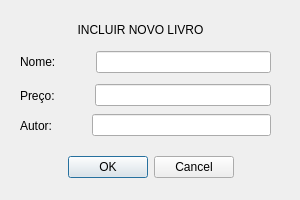
Above: incluirlivro.ui from ErikaFernanda/Loja before the change. Below: the same form after it.
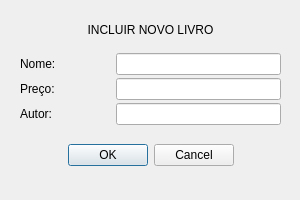
That is the form after the change.

The edit to the form file:
```diff
--- a/incluirlivro.ui
+++ b/incluirlivro.ui
@@ -20,7 +20,7 @@
    <property name="geometry">
     <rect>
      <x>0</x>
-     <y>152</y>
+     <y>140</y>
      <width>301</width>
      <height>30</height>
     </rect>
@@ -38,30 +38,39 @@
     <bool>true</bool>
    </property>
   </widget>
-  <widget class="QWidget" name="horizontalLayoutWidget">
+  <widget class="QLabel" name="label_7">
+   <property name="geometry">
+    <rect>
+     <x>10</x>
+     <y>20</y>
+     <width>281</width>
+     <height>20</height>
+    </rect>
+   </property>
+   <property name="text">
+    <string>INCLUIR NOVO LIVRO</string>
+   </property>
+   <property name="alignment">
+    <set>Qt::AlignCenter</set>
+   </property>
+  </widget>
+  <widget class="QWidget" name="gridLayoutWidget">
    <property name="geometry">
     <rect>
      <x>20</x>
      <y>50</y>
-     <width>251</width>
-     <height>24</height>
+     <width>261</width>
+     <height>80</height>
     </rect>
    </property>
-   <layout class="QHBoxLayout" name="horizontalLayout">
-    <property name="spacing">
-     <number>40</number>
+   <layout class="QGridLayout" name="gridLayout">
+    <property name="horizontalSpacing">
+     <number>60</number>
     </property>
-    <item>
-     <widget class="QLabel" name="label_livro_name">
-      <property name="enabled">
-       <bool>true</bool>
-      </property>
-      <property name="text">
-       <string>Nome:</string>
-      </property>
-     </widget>
-    </item>
-    <item>
+    <property name="verticalSpacing">
+     <number>0</number>
+    </property>
+    <item row="0" column="1">
      <widget class="QLineEdit" name="input_livro_name">
       <property name="layoutDirection">
        <enum>Qt::LeftToRight</enum>
@@ -71,22 +80,17 @@
       </property>
      </widget>
     </item>
-   </layout>
-  </widget>
-  <widget class="QWidget" name="horizontalLayoutWidget_2">
-   <property name="geometry">
-    <rect>
-     <x>20</x>
-     <y>80</y>
-     <width>251</width>
-     <height>31</height>
-    </rect>
-   </property>
-   <layout class="QHBoxLayout" name="horizontalLayout_2">
-    <property name="spacing">
-     <number>40</number>
-    </property>
-    <item>
+    <item row="1" column="1">
+     <widget class="QLineEdit" name="input_livro_preco">
+      <property name="layoutDirection">
+       <enum>Qt::LeftToRight</enum>
+      </property>
+      <property name="alignment">
+       <set>Qt::AlignLeading|Qt::AlignLeft|Qt::AlignVCenter</set>
+      </property>
+     </widget>
+    </item>
+    <item row="1" column="0">
      <widget class="QLabel" name="label_livro_preco">
       <property name="enabled">
        <bool>true</bool>
@@ -96,32 +100,17 @@
       </property>
      </widget>
     </item>
-    <item>
-     <widget class="QLineEdit" name="input_livro_preco">
-      <property name="layoutDirection">
-       <enum>Qt::LeftToRight</enum>
+    <item row="0" column="0">
+     <widget class="QLabel" name="label_livro_name">
+      <property name="enabled">
+       <bool>true</bool>
       </property>
-      <property name="alignment">
-       <set>Qt::AlignLeading|Qt::AlignLeft|Qt::AlignVCenter</set>
+      <property name="text">
+       <string>Nome:</string>
       </property>
      </widget>
     </item>
-   </layout>
-  </widget>
-  <widget class="QWidget" name="horizontalLayoutWidget_3">
-   <property name="geometry">
-    <rect>
-     <x>20</x>
-     <y>110</y>
-     <width>251</width>
-     <height>31</height>
-    </rect>
-   </property>
-   <layout class="QHBoxLayout" name="horizontalLayout_6">
-    <property name="spacing">
-     <number>40</number>
-    </property>
-    <item>
+    <item row="2" column="0">
      <widget class="QLabel" name="label_5">
       <property name="enabled">
        <bool>true</bool>
@@ -131,7 +120,7 @@
       </property>
      </widget>
     </item>
-    <item>
+    <item row="2" column="1">
      <widget class="QLineEdit" name="input_livro_autor">
       <property name="layoutDirection">
        <enum>Qt::LeftToRight</enum>
@@ -143,22 +132,6 @@
     </item>
    </layout>
   </widget>
-  <widget class="QLabel" name="label_7">
-   <property name="geometry">
-    <rect>
-     <x>10</x>
-     <y>20</y>
-     <width>261</width>
-     <height>20</height>
-    </rect>
-   </property>
-   <property name="text">
-    <string>INCLUIR NOVO LIVRO</string>
-   </property>
-   <property name="alignment">
-    <set>Qt::AlignCenter</set>
-   </property>
-  </widget>
  </widget>
  <resources/>
  <connections>
```
Left out of the diff: 4 changed lines with no effect on the pictures.
